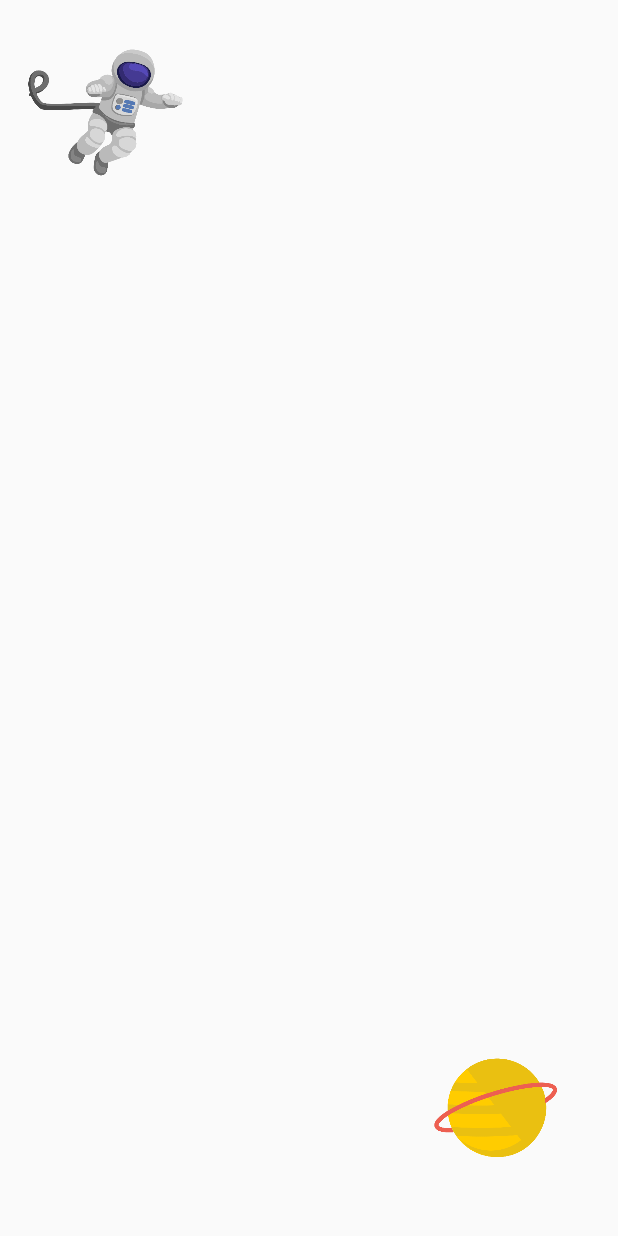
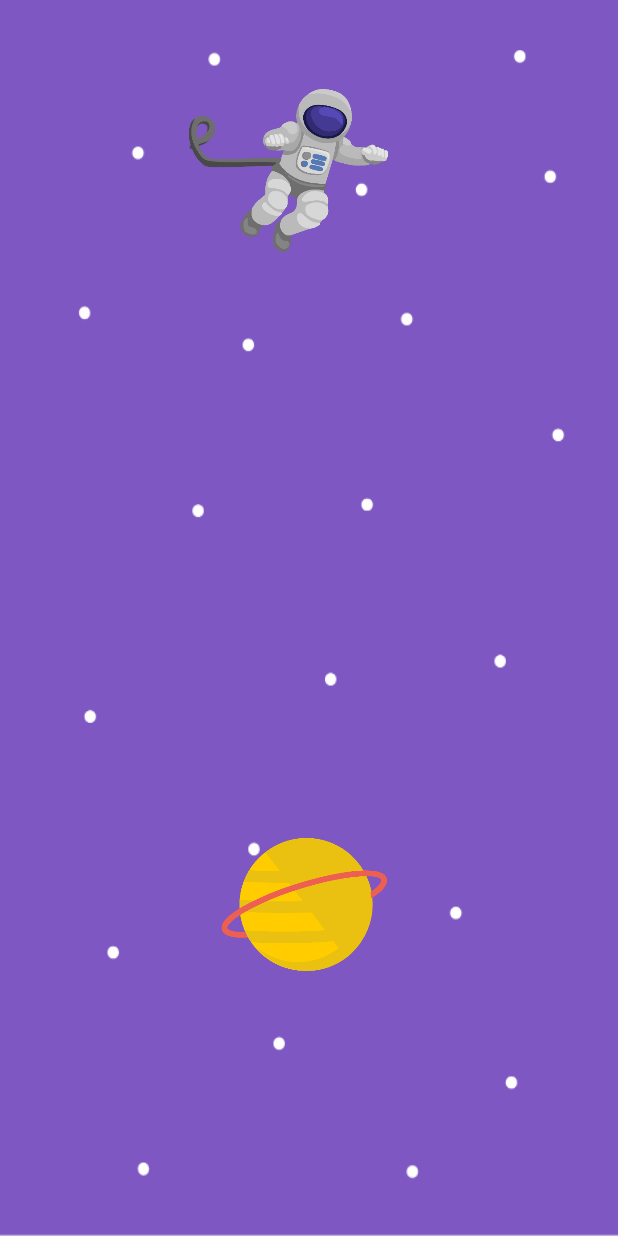
Before and after one commit to spaceKidsProjectSenai/archivesAndroid, an Android app: the screen it shows after launch (Fase1), on a phone screen of 412 x 824 dp. Run offline under Robolectric (Android 15) with nearby library versions, the phone set to English and light mode, and no system bars.

Commit message:
- logiga do jogo solucionada

```diff
--- a/SpaceKids/app/src/main/java/com/example/a44602569838/spacekids/controller/CadastroActivity.java
+++ b/SpaceKids/app/src/main/java/com/example/a44602569838/spacekids/controller/CadastroActivity.java
@@ -40,6 +40,7 @@ public class CadastroActivity extends AppCompatActivity {
                     editNome.setError("Campo não preenchido");
                 } else if (editEmail.getEditableText().toString().trim().isEmpty()) {
                     editEmail.setError("Campo não preenchido");
+
                 } else if (editSenha.getEditableText().toString().trim().isEmpty()) {
                     editSenha.setError("Campo não preenchido");
                 } else if (editConfirmacao.getEditableText().toString().trim().isEmpty()) {
--- a/SpaceKids/app/src/main/java/com/example/a44602569838/spacekids/game/Fase1.java
+++ b/SpaceKids/app/src/main/java/com/example/a44602569838/spacekids/game/Fase1.java
@@ -1,7 +1,6 @@
 package com.example.a44602569838.spacekids.game;
 
 import android.content.ClipData;
-import android.media.Image;
 import android.support.v7.app.AppCompatActivity;
 import android.os.Bundle;
 import android.util.Log;
@@ -14,15 +13,17 @@ import com.example.a44602569838.spacekids.R;
 
 public class Fase1 extends AppCompatActivity {
 
-    ImageView iv1, iv2;
+    ImageView   iv1, iv2;
 
     @Override
     protected void onCreate(Bundle savedInstanceState) {
         super.onCreate(savedInstanceState);
         setContentView(R.layout.activity_fase1);
 
-        iv1 = findViewById(R.id.slide_1);
-        iv2 = findViewById(R.id.slide_2);
+
+        iv1 = (ImageView) findViewById(R.id.jogo_1);
+        iv2 = (ImageView) findViewById(R.id.jogo_2);
+
 
         iv1.setOnTouchListener(new ChoiceTouchListener());
         iv1.setOnDragListener(new ChoiceDragListener(1));
@@ -32,33 +33,34 @@ public class Fase1 extends AppCompatActivity {
     }
 
     private final class ChoiceTouchListener implements View.OnTouchListener {
+
         @Override
         public boolean onTouch(View view, MotionEvent motionEvent) {
 
-            if ((motionEvent.getAction() == MotionEvent.ACTION_DOWN) && ((ImageView) view).getDrawable() != null) {
+            if((motionEvent.getAction() == MotionEvent.ACTION_DOWN) && ((ImageView)view).getDrawable()!= null) {
                 ClipData data = ClipData.newPlainText("", "");
                 View.DragShadowBuilder shadowBuilder = new View.DragShadowBuilder(view);
                 view.startDrag(data, shadowBuilder, view, 0);
 
                 return true;
-            }
+            } else {}
             return false;
         }
     }
 
-    private class ChoiceDragListener implements View.OnDragListener {
+        private class ChoiceDragListener implements View.OnDragListener{
 
-        private int ID;
+            private int id;
 
-        public ChoiceDragListener(int ID) {
-            this.ID = ID;
+            public ChoiceDragListener(int id) {
+                this.id = id;
             }
 
             @Override
             public boolean onDrag(View view, DragEvent dragEvent) {
                 switch (dragEvent.getAction()) {
                     case DragEvent.ACTION_DRAG_STARTED:
-                    Log.d("viewID",  String.valueOf(ID));
+
                     break;
 
                     case DragEvent.ACTION_DRAG_ENTERED:
@@ -70,14 +72,24 @@ public class Fase1 extends AppCompatActivity {
                         break;
 
                     case DragEvent.ACTION_DROP:
+                        ImageView imageView = (ImageView) dragEvent.getLocalState();
 
-                    ImageView imageView = (ImageView) dragEvent.getLocalState();
+                        if(imageView.getId() != R.id.jogo_1) {
+                            imageView.setImageDrawable(null);
+                        }else{
                             ((ImageView) view).setImageDrawable(getResources().getDrawable(R.drawable.slide1));
-                    imageView.setImageDrawable(null);
+                        }
+
+
+                        String TAG = "QuickNotesMainActivity";
+                        Log.d(TAG, String.valueOf(id));
+
 
                         break;
 
                     case DragEvent.ACTION_DRAG_ENDED:
+
+
 
                         break;
                 }
--- a/SpaceKids/app/src/main/res/layout/activity_fase1.xml
+++ b/SpaceKids/app/src/main/res/layout/activity_fase1.xml
@@ -4,39 +4,31 @@
     xmlns:tools="http://schemas.android.com/tools"
     android:layout_width="match_parent"
     android:layout_height="match_parent"
+    android:background="@drawable/background_game"
     tools:context="com.example.a44602569838.spacekids.game.Fase1">
 
+
     <ImageView
-        android:id="@+id/slide_1"
-        android:layout_width="130dp"
-        android:layout_height="130dp"
-        android:layout_alignParentLeft="true"
-        android:layout_alignParentStart="true"
-        android:layout_alignParentTop="true"
-        android:layout_marginStart="16dp"
-        android:layout_marginTop="16dp"
-        android:contentDescription="@string/todo"
+        android:id="@+id/jogo_1"
+        android:layout_width="248dp"
+        android:layout_height="168dp"
+        android:layout_marginBottom="240dp"
+        android:layout_marginTop="37dp"
+        app:layout_constraintBottom_toTopOf="@+id/jogo_2"
+        app:layout_constraintEnd_toEndOf="parent"
         app:layout_constraintStart_toStartOf="parent"
         app:layout_constraintTop_toTopOf="parent"
-        app:srcCompat="@drawable/slide3"
-        tools:ignore="MissingConstraints"
-        android:layout_marginLeft="16dp" />
+        app:layout_constraintVertical_chainStyle="spread_inside"
+        app:srcCompat="@drawable/slide3" />
 
     <ImageView
-        android:id="@+id/slide_2"
-        android:layout_width="130dp"
-        android:layout_height="130dp"
-        android:layout_alignParentLeft="true"
-        android:layout_alignParentStart="true"
-        android:layout_alignParentTop="true"
-        android:layout_marginBottom="16dp"
-        android:layout_marginEnd="16dp"
-        android:contentDescription="@string/todo"
+        android:id="@+id/jogo_2"
+        android:layout_width="167dp"
+        android:layout_height="0dp"
+        android:layout_marginBottom="51dp"
+        android:layout_marginStart="120dp"
         app:layout_constraintBottom_toBottomOf="parent"
-        app:layout_constraintEnd_toEndOf="parent"
-        app:srcCompat="@drawable/slide2"
-        tools:ignore="MissingConstraints"
-        android:layout_marginRight="16dp" />
-
-
+        app:layout_constraintStart_toStartOf="parent"
+        app:layout_constraintTop_toBottomOf="@+id/jogo_1"
+        app:srcCompat="@drawable/slide2" />
 </android.support.constraint.ConstraintLayout>
```
Also changed, not shown: SpaceKids/app/src/main/java/com/example/a44602569838/spacekids/controller/SlideAdapter.java (+4 -4 lines), SpaceKids/app/src/main/res/layout/activity_inicial.xml (+10 -5 lines), SpaceKids/app/src/main/res/layout/slide_layout.xml (+4 -4 lines). Lines whose indentation alone changed are shown as unchanged.
